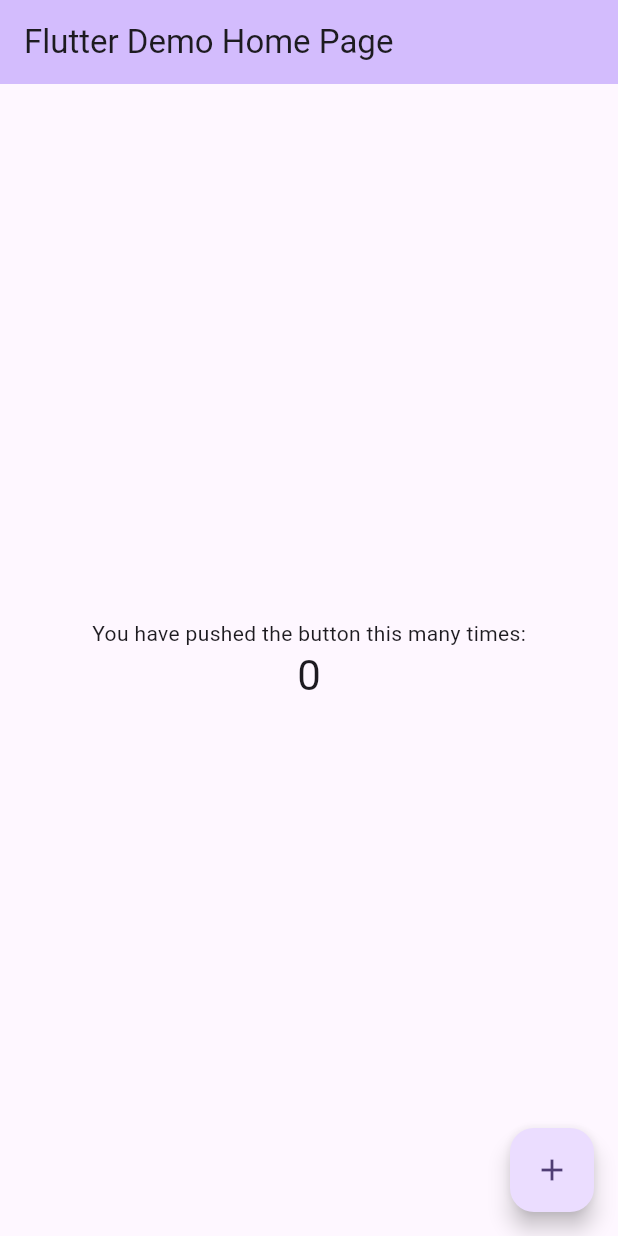
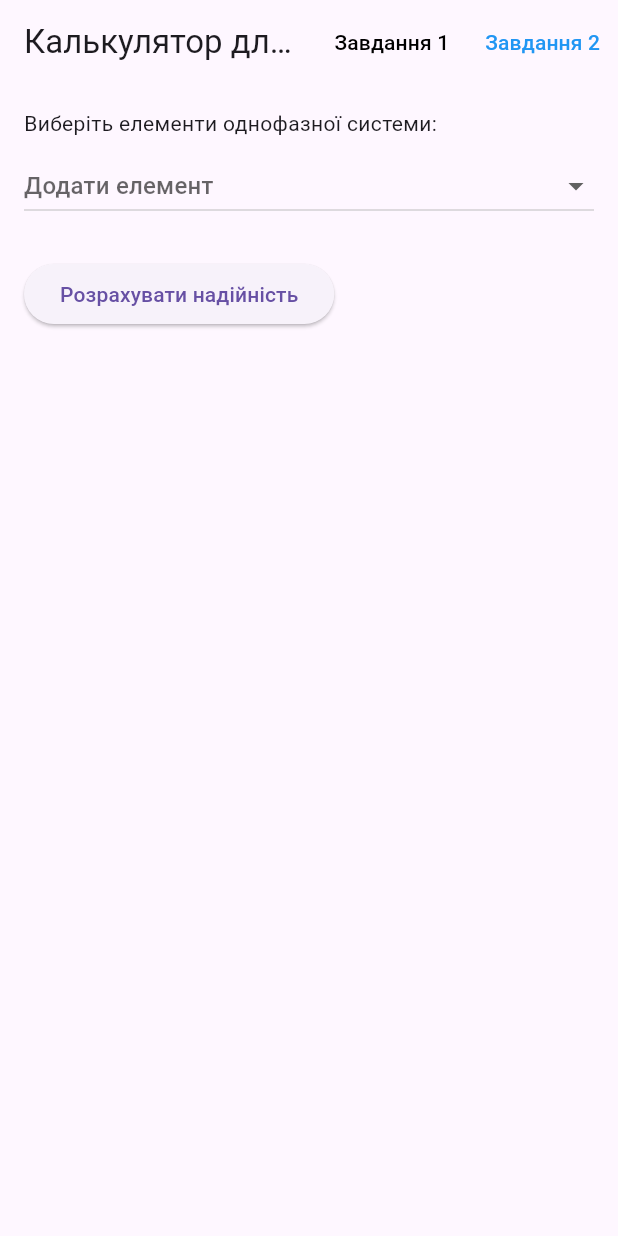
Before and after one commit to kennethlorrell/Flutter_PW5, a Flutter app: the screen it shows after launch, on a phone screen of 412 x 824 dp. Run offline on Flutter 3.47's test engine with Material 3 defaults, Android fonts, the phone set to English and light mode, and no system bars.

Commit message:
Complete project

```diff
--- a/lib/main.dart
+++ b/lib/main.dart
@@ -1,122 +1,77 @@
 import 'package:flutter/material.dart';
+import 'pages/reliability_comparison_page.dart';
+import 'pages/interruption_loss_calculator_page.dart';
 
 void main() {
-  runApp(const MyApp());
+  runApp(MyApp());
 }
 
 class MyApp extends StatelessWidget {
-  const MyApp({super.key});
-
-  // This widget is the root of your application.
   @override
   Widget build(BuildContext context) {
     return MaterialApp(
-      title: 'Flutter Demo',
-      theme: ThemeData(
-        // This is the theme of your application.
-        //
-        // TRY THIS: Try running your application with "flutter run". You'll see
-        // the application has a purple toolbar. Then, without quitting the app,
-        // try changing the seedColor in the colorScheme below to Colors.green
-        // and then invoke "hot reload" (save your changes or press the "hot
-        // reload" button in a Flutter-supported IDE, or press "r" if you used
-        // the command line to start the app).
-        //
-        // Notice that the counter didn't reset back to zero; the application
-        // state is not lost during the reload. To reset the state, use hot
-        // restart instead.
-        //
-        // This works for code too, not just values: Most code changes can be
-        // tested with just a hot reload.
-        colorScheme: ColorScheme.fromSeed(seedColor: Colors.deepPurple),
-      ),
-      home: const MyHomePage(title: 'Flutter Demo Home Page'),
+      title: 'Lab 5',
+      theme: ThemeData(primarySwatch: Colors.blue),
+      home: MainScreen(),
     );
   }
 }
 
-class MyHomePage extends StatefulWidget {
-  const MyHomePage({super.key, required this.title});
-
-  // This widget is the home page of your application. It is stateful, meaning
-  // that it has a State object (defined below) that contains fields that affect
-  // how it looks.
-
-  // This class is the configuration for the state. It holds the values (in this
-  // case the title) provided by the parent (in this case the App widget) and
-  // used by the build method of the State. Fields in a Widget subclass are
-  // always marked "final".
-
-  final String title;
-
+class MainScreen extends StatefulWidget {
   @override
-  State<MyHomePage> createState() => _MyHomePageState();
+  _MainScreenState createState() => _MainScreenState();
 }
 
-class _MyHomePageState extends State<MyHomePage> {
-  int _counter = 0;
+class _MainScreenState extends State<MainScreen> {
+  int _selectedIndex = 0;
 
-  void _incrementCounter() {
+  final List<Widget> _pages = [
+    ReliabilityComparisonPage(),
+    InterruptionLossCalculatorPage(),
+  ];
+
+  void _onTabTapped(int index) {
     setState(() {
-      // This call to setState tells the Flutter framework that something has
-      // changed in this State, which causes it to rerun the build method below
-      // so that the display can reflect the updated values. If we changed
-      // _counter without calling setState(), then the build method would not be
-      // called again, and so nothing would appear to happen.
-      _counter++;
+      _selectedIndex = index;
     });
+  }
+
+  Widget _buildAppBarActions() {
+    return Row(
+      children: [
+        TextButton(
+          onPressed: () => _onTabTapped(0),
+          child: Text(
+            'Завдання 1',
+            style: TextStyle(
+              color: _selectedIndex == 0 ? Colors.black : Colors.blue,
+            ),
+          ),
+        ),
+        TextButton(
+          onPressed: () => _onTabTapped(1),
+          child: Text(
+            'Завдання 2',
+            style: TextStyle(
+              color: _selectedIndex == 1 ? Colors.black : Colors.blue,
+            ),
+          ),
+        ),
+      ],
+    );
   }
 
   @override
   Widget build(BuildContext context) {
-    // This method is rerun every time setState is called, for instance as done
-    // by the _incrementCounter method above.
-    //
-    // The Flutter framework has been optimized to make rerunning build methods
-    // fast, so that you can just rebuild anything that needs updating rather
-    // than having to individually change instances of widgets.
     return Scaffold(
       appBar: AppBar(
-        // TRY THIS: Try changing the color here to a specific color (to
-        // Colors.amber, perhaps?) and trigger a hot reload to see the AppBar
-        // change color while the other colors stay the same.
-        backgroundColor: Theme.of(context).colorScheme.inversePrimary,
-        // Here we take the value from the MyHomePage object that was created by
-        // the App.build method, and use it to set our appbar title.
-        title: Text(widget.title),
+        title: Text('Калькулятор для порівняння надійності систем електропередачі'),
+        actions: [_buildAppBarActions()],
       ),
-      body: Center(
-        // Center is a layout widget. It takes a single child and positions it
-        // in the middle of the parent.
-        child: Column(
-          // Column is also a layout widget. It takes a list of children and
-          // arranges them vertically. By default, it sizes itself to fit its
-          // children horizontally, and tries to be as tall as its parent.
-          //
-          // Column has various properties to control how it sizes itself and
-          // how it positions its children. Here we use mainAxisAlignment to
-          // center the children vertically; the main axis here is the vertical
-          // axis because Columns are vertical (the cross axis would be
-          // horizontal).
-          //
-          // TRY THIS: Invoke "debug painting" (choose the "Toggle Debug Paint"
-          // action in the IDE, or press "p" in the console), to see the
-          // wireframe for each widget.
-          mainAxisAlignment: MainAxisAlignment.center,
-          children: <Widget>[
-            const Text('You have pushed the button this many times:'),
-            Text(
-              '$_counter',
-              style: Theme.of(context).textTheme.headlineMedium,
-            ),
-          ],
-        ),
+      body: IndexedStack(
+        index: _selectedIndex,
+        children: _pages,
       ),
-      floatingActionButton: FloatingActionButton(
-        onPressed: _incrementCounter,
-        tooltip: 'Increment',
-        child: const Icon(Icons.add),
-      ), // This trailing comma makes auto-formatting nicer for build methods.
     );
   }
 }
--- /dev/null
+++ b/lib/models/electricity_system_item.dart
@@ -0,0 +1,15 @@
+class ElectricitySystemItem {
+  final String name;
+  final double failureRate;
+  final double repairTime;
+  final double outageRate;
+  final double avgRepairTime;
+
+  ElectricitySystemItem({
+    required this.name,
+    required this.failureRate,
+    required this.repairTime,
+    required this.outageRate,
+    required this.avgRepairTime,
+  });
+}
--- /dev/null
+++ b/lib/models/reliability_comparison_result.dart
@@ -0,0 +1,19 @@
+class ReliabilityComparisonCalculationResult {
+  final double totalFailureRateSingleCircuit;
+  final double averageRestorationTime;
+  final double accidentalOutageCoefficient;
+  final double plannedOutageCoefficient;
+  final double simultaneousFailureRateDoubleCircuit;
+  final double totalFailureRateDoubleCircuit;
+  final String comparisonResult;
+
+  ReliabilityComparisonCalculationResult({
+    required this.totalFailureRateSingleCircuit,
+    required this.averageRestorationTime,
+    required this.accidentalOutageCoefficient,
+    required this.plannedOutageCoefficient,
+    required this.simultaneousFailureRateDoubleCircuit,
+    required this.totalFailureRateDoubleCircuit,
+    required this.comparisonResult,
+  });
+}
--- /dev/null
+++ b/lib/pages/reliability_comparison_page.dart
@@ -0,0 +1,110 @@
+import 'package:flutter/material.dart';
+import '../models/electricity_system_item.dart';
+import '../models/reliability_comparison_result.dart';
+import '../services/calculations.dart';
+import '../utils/constants.dart';
+import '../utils/helpers.dart';
+
+class ReliabilityComparisonPage extends StatefulWidget {
+  @override
+  _ReliabilityComparisonPageState createState() => _ReliabilityComparisonPageState();
+}
+
+class _ReliabilityComparisonPageState extends State<ReliabilityComparisonPage> {
+  Map<ElectricitySystemItem, int> selectedItems = {};
+
+  ReliabilityComparisonCalculationResult? calculationResult;
+  ElectricitySystemItem? dropdownValue;
+
+  void _addSelectedItem(ElectricitySystemItem item) {
+    setState(() {
+      selectedItems[item] = (selectedItems[item] ?? 0) + 1;
+    });
+  }
+
+  void _updateItemCount(ElectricitySystemItem item, int newCount) {
+    setState(() {
+      if (newCount <= 0) {
+        selectedItems.remove(item);
+      } else {
+        selectedItems[item] = newCount;
+      }
+    });
+  }
+
+  void _calculateReliability() {
+    setState(() {
+      calculationResult = calculateReliability(selectedItems);
+    });
+  }
+
+  @override
+  Widget build(BuildContext context) {
+    return SingleChildScrollView(
+      padding: EdgeInsets.all(16),
+      child: Column(
+        crossAxisAlignment: CrossAxisAlignment.start,
+        children: [
+          Text("Виберіть елементи однофазної системи:"),
+          SizedBox(height: 8),
+          DropdownButton<ElectricitySystemItem>(
+            isExpanded: true,
+            value: dropdownValue,
+            hint: Text("Додати елемент"),
+            items: electricitySystemItemList.map((item) {
+              return DropdownMenuItem<ElectricitySystemItem>(
+                value: item,
+                child: Text(item.name),
+              );
+            }).toList(),
+            onChanged: (item) {
+              if (item != null) {
+                _addSelectedItem(item);
+                setState(() {
+                  dropdownValue = null;
+                });
+              }
+            },
+          ),
+          SizedBox(height: 8),
+          ...selectedItems.entries.map((entry) {
+            return Row(
+              mainAxisAlignment: MainAxisAlignment.spaceBetween,
+              children: [
+                Text(entry.key.name),
+                Row(
+                  children: [
+                    IconButton(
+                      icon: Icon(Icons.remove),
+                      onPressed: () => _updateItemCount(entry.key, entry.value - 1),
+                    ),
+                    Text("${entry.value}"),
+                    IconButton(
+                      icon: Icon(Icons.add),
+                      onPressed: () => _updateItemCount(entry.key, entry.value + 1),
+                    ),
+                  ],
+                ),
+              ],
+            );
+          }).toList(),
+          SizedBox(height: 16),
+          ElevatedButton(
+            onPressed: _calculateReliability,
+            child: Text("Розрахувати надійність"),
+          ),
+          SizedBox(height: 16),
+          if (calculationResult != null) ...[
+            Text("Частота відмов одноколової системи: ${calculationResult!.totalFailureRateSingleCircuit.roundTo(4)}"),
+            Text("Середня тривалість відновлення: ${calculationResult!.averageRestorationTime.roundTo(4)} год"),
+            Text("Коефіцієнт аварійного простою: ${calculationResult!.accidentalOutageCoefficient.roundTo(4)}"),
+            Text("Коефіцієнт планового простою: ${calculationResult!.plannedOutageCoefficient.roundTo(4)}"),
+            Text("Частота одночасних відмов двоколової системи: ${calculationResult!.simultaneousFailureRateDoubleCircuit.roundTo(4)}"),
+            Text("Загальна частота відмов двоколової системи: ${calculationResult!.totalFailureRateDoubleCircuit.roundTo(4)}"),
+            Text(calculationResult!.comparisonResult),
+          ],
+        ],
+      ),
+    );
+  }
+}
--- /dev/null
+++ b/lib/utils/constants.dart
@@ -0,0 +1,22 @@
+import '../models/electricity_system_item.dart';
+
+const double HOURS_IN_YEAR = 8760;
+
+final List<ElectricitySystemItem> electricitySystemItemList = [
+  ElectricitySystemItem(name: "ПЛ-110 кВ", failureRate: 0.07, repairTime: 10.0, outageRate: 0.167, avgRepairTime: 35.0),
+  ElectricitySystemItem(name: "ПЛ-35 кВ", failureRate: 0.02, repairTime: 8.0, outageRate: 0.167, avgRepairTime: 35.0),
+  ElectricitySystemItem(name: "ПЛ-10 кВ", failureRate: 0.02, repairTime: 10.0, outageRate: 0.167, avgRepairTime: 35.0),
+  ElectricitySystemItem(name: "КЛ-10 кВ (траншея)", failureRate: 0.03, repairTime: 44.0, outageRate: 1.0, avgRepairTime: 9.0),
+  ElectricitySystemItem(name: "КЛ-10 кВ (кабельний канал)", failureRate: 0.005, repairTime: 17.5, outageRate: 1.0, avgRepairTime: 9.0),
+  ElectricitySystemItem(name: "Т-110 кВ", failureRate: 0.015, repairTime: 100.0, outageRate: 1.0, avgRepairTime: 43.0),
+  ElectricitySystemItem(name: "Т-35 кВ", failureRate: 0.02, repairTime: 80.0, outageRate: 1.0, avgRepairTime: 28.0),
+  ElectricitySystemItem(name: "Т-10 кВ (кабельна мережа)", failureRate: 0.005, repairTime: 60.0, outageRate: 0.5, avgRepairTime: 10.0),
+  ElectricitySystemItem(name: "Т-10 кВ (повітряна мережа)", failureRate: 0.01, repairTime: 30.0, outageRate: 1.0, avgRepairTime: 30.0),
+  ElectricitySystemItem(name: "В-110 кВ (елегазовий)", failureRate: 0.01, repairTime: 40.0, outageRate: 0.33, avgRepairTime: 15.0),
+  ElectricitySystemItem(name: "В-10 кВ (малооливний)", failureRate: 0.02, repairTime: 15.0, outageRate: 0.33, avgRepairTime: 15.0),
+  ElectricitySystemItem(name: "В-10 кВ (вакуумний)", failureRate: 0.02, repairTime: 10.0, outageRate: 0.33, avgRepairTime: 15.0),
+  ElectricitySystemItem(name: "Збірні шини 10 кВ на 1 приєднання", failureRate: 0.03, repairTime: 2.0, outageRate: 0.167, avgRepairTime: 5.0),
+  ElectricitySystemItem(name: "АВ-0,38 кВ", failureRate: 0.05, repairTime: 4.0, outageRate: 0.33, avgRepairTime: 10.0),
+  ElectricitySystemItem(name: "ЕД 6, 10 кВ", failureRate: 0.1, repairTime: 160.0, outageRate: 0.5, avgRepairTime: 0.0),
+  ElectricitySystemItem(name: "ЕД 0,38 кВ", failureRate: 0.1, repairTime: 50.0, outageRate: 0.5, avgRepairTime: 0.0),
+];
```
Also changed, not shown: lib/models/interruption_loss_result.dart (added, +11 -0 lines), lib/pages/interruption_loss_calculator_page.dart (added, +80 -0 lines), lib/services/calculations.dart (added, +73 -0 lines), lib/utils/helpers.dart (added, +8 -0 lines).
